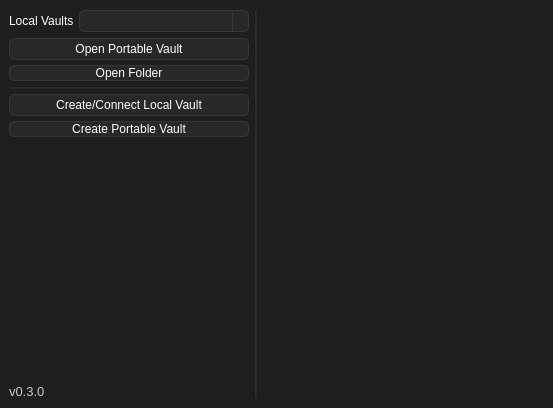
Qt form src/forms/FrontendMainWindow.ui (Nothing031/Vault) before a commit.
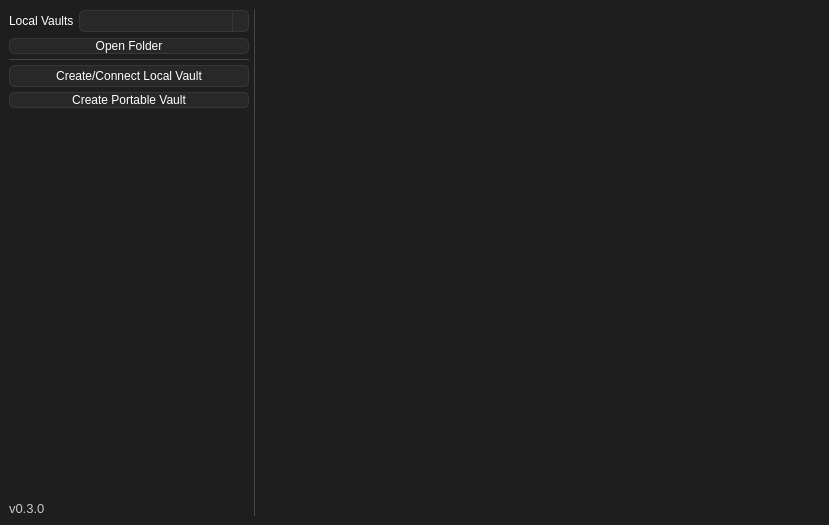
The same form after that commit. Icons and pictures are not drawn.

```diff
--- a/src/forms/FrontendMainWindow.ui
+++ b/src/forms/FrontendMainWindow.ui
@@ -6,8 +6,8 @@
    <rect>
     <x>0</x>
     <y>0</y>
-    <width>553</width>
-    <height>408</height>
+    <width>829</width>
+    <height>525</height>
    </rect>
   </property>
   <property name="minimumSize">
@@ -29,8 +29,17 @@
 	color: rgb(100, 100, 100);
 }
 
-#line, #line_2{
-	background: rgb(40, 40, 40); 
+#line{
+	background: rgb(70, 70, 70);
+	max-width: 1px;
+	min-width: 1px;
+	border: 0px;
+}	
+#line_2{
+	background: rgb(70, 70, 70);
+	max-height: 1px;
+	min-height: 1px;
+	border: 0px;
 }
 
 /* ToolTip */
@@ -183,6 +192,13 @@
        <property name="spacing">
         <number>5</number>
        </property>
+       <item row="1" column="0">
+        <widget class="QPushButton" name="pushButton">
+         <property name="text">
+          <string>Open Folder</string>
+         </property>
+        </widget>
+       </item>
        <item row="0" column="0">
         <layout class="QHBoxLayout" name="horizontalLayout">
          <property name="spacing">
@@ -231,8 +247,15 @@
          </item>
         </layout>
        </item>
-       <item row="1" column="0">
-        <widget class="QPushButton" name="OpenPortableButton">
+       <item row="2" column="0">
+        <widget class="Line" name="line_2">
+         <property name="orientation">
+          <enum>Qt::Orientation::Horizontal</enum>
+         </property>
+        </widget>
+       </item>
+       <item row="3" column="0">
+        <widget class="QPushButton" name="CreateLocalButton">
          <property name="minimumSize">
           <size>
            <width>0</width>
@@ -246,11 +269,18 @@
           </size>
          </property>
          <property name="text">
-          <string>Open Portable Vault</string>
+          <string>Create/Connect Local Vault</string>
          </property>
         </widget>
        </item>
-       <item row="6" column="0">
+       <item row="4" column="0">
+        <widget class="QPushButton" name="CreatePortableButton">
+         <property name="text">
+          <string>Create Portable Vault</string>
+         </property>
+        </widget>
+       </item>
+       <item row="5" column="0">
         <spacer name="verticalSpacer_2">
          <property name="orientation">
           <enum>Qt::Orientation::Vertical</enum>
@@ -263,47 +293,7 @@
          </property>
         </spacer>
        </item>
-       <item row="4" column="0">
-        <widget class="QPushButton" name="CreateLocalButton">
-         <property name="minimumSize">
-          <size>
-           <width>0</width>
-           <height>22</height>
-          </size>
-         </property>
-         <property name="maximumSize">
-          <size>
-           <width>16777215</width>
-           <height>22</height>
-          </size>
-         </property>
-         <property name="text">
-          <string>Create/Connect Local Vault</string>
-         </property>
-        </widget>
-       </item>
-       <item row="5" column="0">
-        <widget class="QPushButton" name="CreatePortableButton">
-         <property name="text">
-          <string>Create Portable Vault</string>
-         </property>
-        </widget>
-       </item>
-       <item row="3" column="0">
-        <widget class="Line" name="line_2">
-         <property name="orientation">
-          <enum>Qt::Orientation::Horizontal</enum>
-         </property>
-        </widget>
-       </item>
-       <item row="2" column="0">
-        <widget class="QPushButton" name="pushButton">
-         <property name="text">
-          <string>Open Folder</string>
-         </property>
-        </widget>
-       </item>
-       <item row="7" column="0">
+       <item row="6" column="0">
         <widget class="QLabel" name="VersionLabel">
          <property name="text">
           <string>v0.3.0</string>
```
